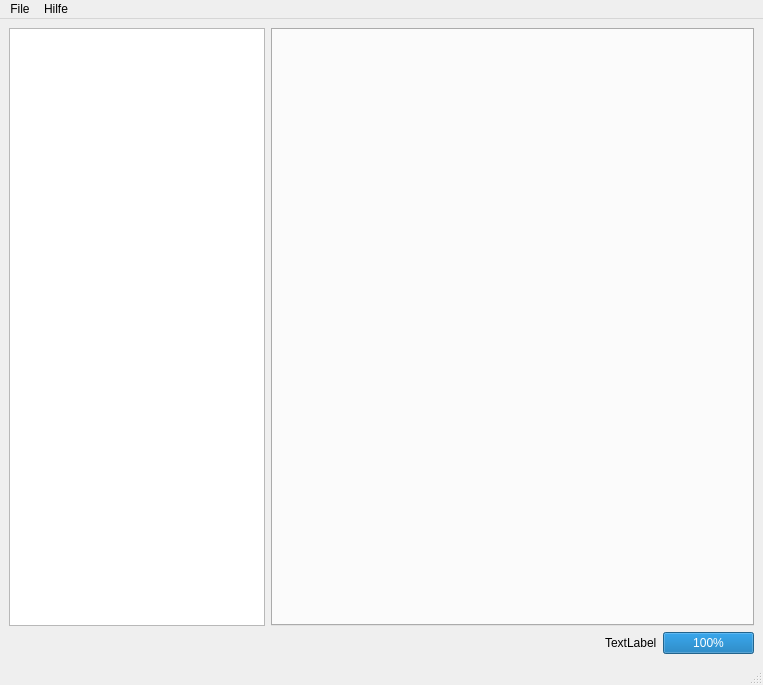
The window that src/main/python-designer/main-window.ui (JJBlue/Reconstruction_Visualisation) describes before a commit, drawn with Qt 5.
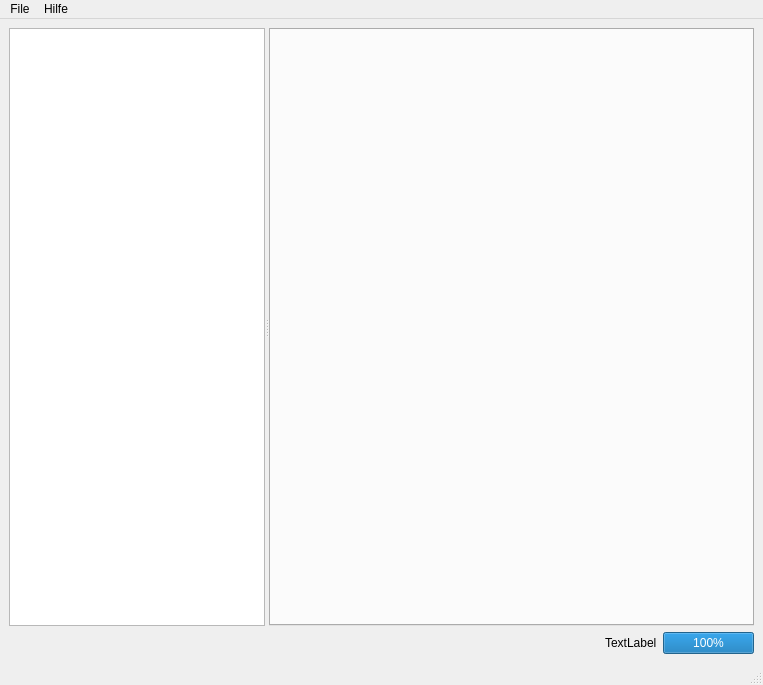
The same window after the commit.

The edit to the form file:
```diff
--- a/src/main/python-designer/main-window.ui
+++ b/src/main/python-designer/main-window.ui
@@ -43,32 +43,41 @@
    </property>
    <layout class="QVBoxLayout" name="verticalLayout">
     <item>
-     <layout class="QVBoxLayout" name="main_layout">
-      <item>
-       <layout class="QGridLayout" name="centre_layout">
-        <item row="0" column="1">
+     <widget class="QSplitter" name="splitter">
+      <property name="sizePolicy">
+       <sizepolicy hsizetype="Expanding" vsizetype="Expanding">
+        <horstretch>0</horstretch>
+        <verstretch>0</verstretch>
+       </sizepolicy>
+      </property>
+      <property name="orientation">
+       <enum>Qt::Horizontal</enum>
+      </property>
+      <widget class="QTreeView" name="reconstructions">
+       <property name="sizePolicy">
+        <sizepolicy hsizetype="MinimumExpanding" vsizetype="Expanding">
+         <horstretch>0</horstretch>
+         <verstretch>0</verstretch>
+        </sizepolicy>
+       </property>
+      </widget>
          <widget class="QTabWidget" name="tabs">
+       <property name="sizePolicy">
+        <sizepolicy hsizetype="Expanding" vsizetype="Expanding">
+         <horstretch>1</horstretch>
+         <verstretch>0</verstretch>
+        </sizepolicy>
+       </property>
           <property name="currentIndex">
            <number>-1</number>
           </property>
          </widget>
-        </item>
-        <item row="0" column="0">
-         <widget class="QTreeView" name="workspaces">
-          <property name="sizePolicy">
-           <sizepolicy hsizetype="Preferred" vsizetype="Preferred">
-            <horstretch>0</horstretch>
-            <verstretch>0</verstretch>
-           </sizepolicy>
-          </property>
-         </widget>
-        </item>
-       </layout>
-      </item>
-      <item alignment="Qt::AlignRight">
+     </widget>
+    </item>
+    <item>
        <widget class="QWidget" name="widget" native="true">
         <property name="sizePolicy">
-         <sizepolicy hsizetype="Expanding" vsizetype="Preferred">
+       <sizepolicy hsizetype="Preferred" vsizetype="Preferred">
           <horstretch>0</horstretch>
           <verstretch>0</verstretch>
          </sizepolicy>
@@ -89,6 +98,19 @@
          <property name="bottomMargin">
           <number>0</number>
          </property>
+       <item>
+        <spacer name="horizontalSpacer">
+         <property name="orientation">
+          <enum>Qt::Horizontal</enum>
+         </property>
+         <property name="sizeHint" stdset="0">
+          <size>
+           <width>40</width>
+           <height>20</height>
+          </size>
+         </property>
+        </spacer>
+       </item>
          <item>
           <widget class="QLabel" name="status_bar_label">
            <property name="text">
@@ -122,8 +144,6 @@
        </widget>
       </item>
      </layout>
-    </item>
-   </layout>
   </widget>
   <widget class="QMenuBar" name="menubar">
    <property name="geometry">
```
Left out of the diff: 88 changed lines with no effect on the pictures. Lines whose indentation alone changed are shown as unchanged.
